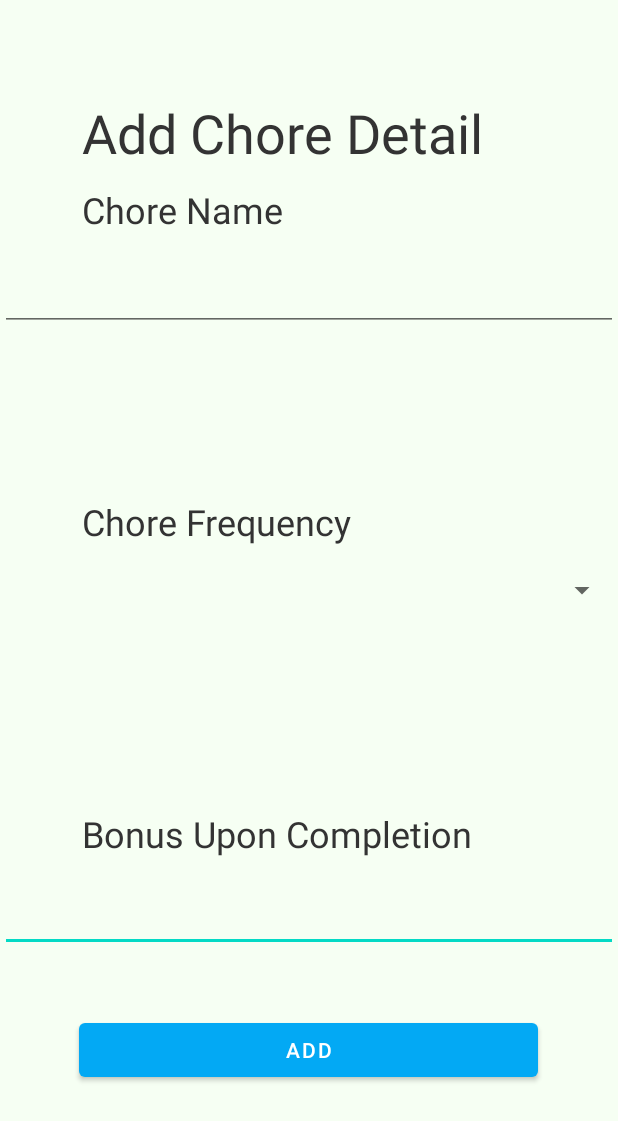
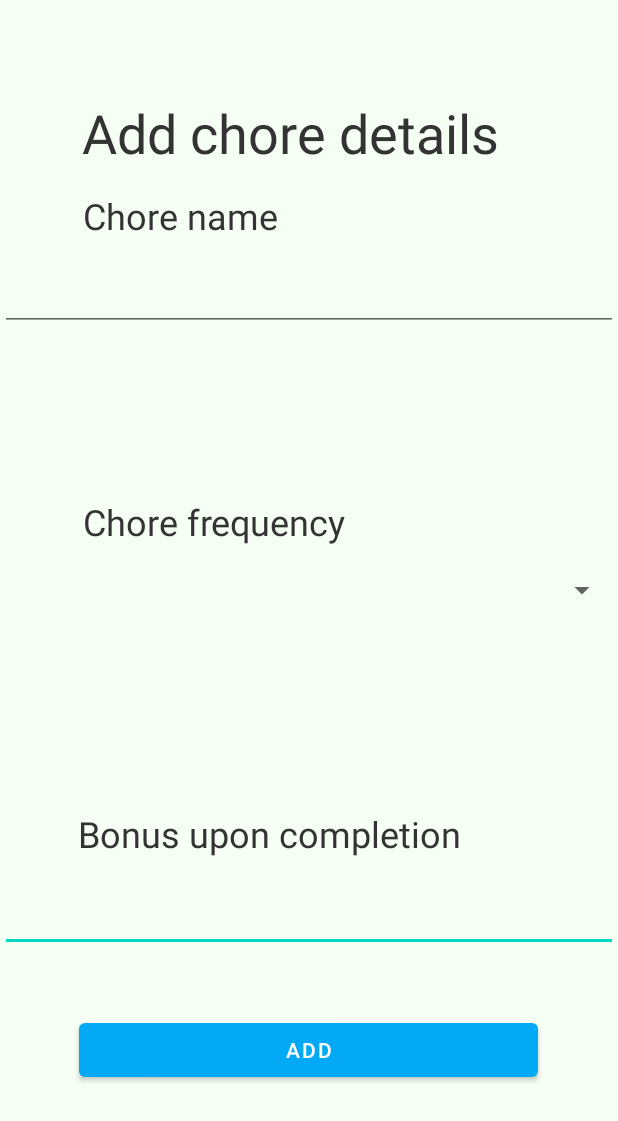
Before and after one commit to BME-HtN2020/PocketPiggy2, an Android app: the layout chores.xml on its own in the app's theme, with its tools: preview values and no code run, on a phone screen of 412 x 824 dp. Shown: the top 1121 px of the screen. Run offline under Robolectric (Android 15) with nearby library versions, the phone set to English and light mode, and no system bars.

Commit message:
fixed errors

```diff
--- a/ProjectPiggy2/app/src/main/res/layout/chores.xml
+++ b/ProjectPiggy2/app/src/main/res/layout/chores.xml
@@ -8,7 +8,7 @@
     android:layout_height="match_parent">
 
     <EditText
-        android:id="@+id/editTextSimple2"
+        android:id="@+id/onboarding1_para6"
         android:layout_width="match_parent"
         android:layout_height="wrap_content"
         app:layout_constraintBottom_toBottomOf="parent"
@@ -24,13 +24,15 @@
         android:layout_height="wrap_content"
         android:layout_marginTop="64dp"
         android:layout_marginBottom="252dp"
-        android:text="Bonus Upon Completion"
+        android:text="@string/chores_bonus"
         android:textColor="@color/text"
         android:textSize="24sp"
         app:layout_constraintBottom_toBottomOf="parent"
         app:layout_constraintEnd_toEndOf="parent"
+        app:layout_constraintHorizontal_bias="0.477"
         app:layout_constraintStart_toStartOf="parent"
-        app:layout_constraintTop_toTopOf="@+id/onbarding1" />
+        app:layout_constraintTop_toTopOf="parent"
+        app:layout_constraintVertical_bias="1.0" />
 
     <Spinner
         android:id="@+id/spinner"
@@ -58,34 +60,37 @@
         android:layout_height="wrap_content"
         android:layout_marginTop="64dp"
         android:layout_marginBottom="460dp"
-        android:text="Chore Frequency"
+        android:text="@string/chores_frequency"
         android:textColor="@color/text"
         android:textSize="24sp"
         app:layout_constraintBottom_toBottomOf="parent"
         app:layout_constraintEnd_toEndOf="parent"
+        app:layout_constraintHorizontal_bias="0.511"
         app:layout_constraintStart_toStartOf="parent"
-        app:layout_constraintTop_toTopOf="@+id/onbarding1" />
+        app:layout_constraintTop_toTopOf="parent"
+        app:layout_constraintVertical_bias="1.0" />
 
     <TextView
         android:id="@+id/onboarding1_para3"
         android:layout_width="303dp"
         android:layout_height="wrap_content"
         android:layout_marginTop="64dp"
-        android:layout_marginBottom="668dp"
-        android:text="Chore Name"
+        android:text="@string/chores_name"
         android:textColor="@color/text"
         android:textSize="24sp"
         app:layout_constraintBottom_toBottomOf="parent"
         app:layout_constraintEnd_toEndOf="parent"
+        app:layout_constraintHorizontal_bias="0.511"
         app:layout_constraintStart_toStartOf="parent"
-        app:layout_constraintTop_toTopOf="@+id/onbarding1" />
+        app:layout_constraintTop_toTopOf="parent"
+        app:layout_constraintVertical_bias="0.087" />
 
     <TextView
         android:id="@+id/onboarding1_para2"
         android:layout_width="303dp"
         android:layout_height="wrap_content"
         android:layout_marginTop="64dp"
-        android:text="Add Chore Detail"
+        android:text="@string/chores_title"
         android:textColor="@color/text"
         android:textSize="36sp"
         app:layout_constraintBottom_toBottomOf="parent"
@@ -99,7 +104,7 @@
         android:layout_width="306dp"
         android:layout_height="48dp"
         android:layout_marginBottom="100dp"
-        android:text="Add"
+        android:text="@string/add"
         app:backgroundTint="#03A9F4"
         app:layout_constraintBottom_toBottomOf="parent"
         app:layout_constraintEnd_toEndOf="parent"
--- a/ProjectPiggy2/app/src/main/res/values/strings.xml
+++ b/ProjectPiggy2/app/src/main/res/values/strings.xml
@@ -33,4 +33,5 @@
     <string name="icon_todo">to-do</string>
     <string name="icon_home">home</string>
     <string name="icon_goals">goals</string>
+    <string name="add">add</string>
 </resources>
```
